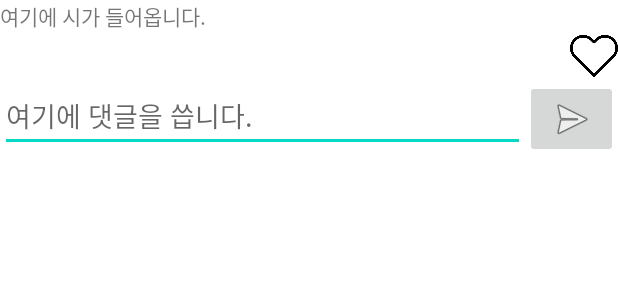
After one commit to KimEuiJoong/Robot_KimSatGat_Android, an Android app: the layout poet_view.xml on its own in the app's theme, with its tools: preview values and no code run, on a phone screen of 412 x 824 dp. The commit adds this screen. Shown: the top 300 px of the screen. Run offline under Robolectric (Android 15) with nearby library versions, the phone set to English and light mode, and no system bars.

Commit message:
poet view

```diff
--- a/app/src/main/res/layout/edit_poem.xml
+++ b/app/src/main/res/layout/edit_poem.xml
@@ -10,7 +10,7 @@
         android:layout_height="wrap_content"
         android:ems="10"
         android:gravity="start|top"
-        android:hint="여기에 입력하세요"
+        android:hint="여기에 시를 입력하세요"
         android:inputType="textMultiLine" />
 
     <Button
--- /dev/null
+++ b/app/src/main/res/layout/poet_view.xml
@@ -0,0 +1,41 @@
+<?xml version="1.0" encoding="utf-8"?>
+<LinearLayout xmlns:android="http://schemas.android.com/apk/res/android"
+    xmlns:app="http://schemas.android.com/apk/res-auto"
+    android:layout_width="match_parent"
+    android:layout_height="match_parent"
+    android:orientation="vertical">
+
+    <TextView
+        android:id="@+id/poet_View"
+        android:layout_width="match_parent"
+        android:layout_height="wrap_content"
+        android:text="여기에 시가 들어옵니다." />
+
+
+    <ImageButton
+        android:id="@+id/imageButton"
+        android:layout_width="32dp"
+        android:layout_height="32dp"
+        android:background="@drawable/like"
+        android:layout_gravity="right"/>
+
+    <LinearLayout
+        android:layout_width="match_parent"
+        android:layout_height="wrap_content"
+        android:orientation="horizontal">
+
+        <EditText
+            android:id="@+id/comment_edit"
+            android:layout_width="350dp"
+            android:layout_height="wrap_content"
+            android:hint="여기에 댓글을 씁니다." />
+
+        <ImageButton
+            android:id="@+id/imageButton2"
+            android:layout_width="wrap_content"
+            android:layout_height="wrap_content"
+            android:layout_weight="1"
+            app:srcCompat="@android:drawable/ic_menu_send" />
+    </LinearLayout>
+
+</LinearLayout>
```
